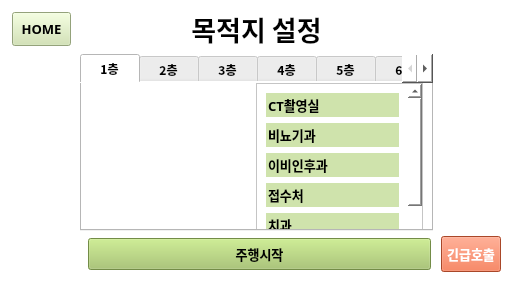
Qt form untitled1.ui (CSeJin/project-deguli) before a commit.
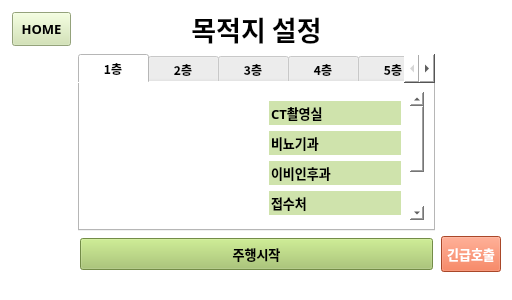
The same form after that commit. The open tabs and pages were chosen to show the change. Icons and pictures are not drawn.

What changed in the file:
```diff
--- a/untitled1.ui
+++ b/untitled1.ui
@@ -41,56 +41,16 @@
    </property>
    <layout class="QGridLayout" name="gridLayout_3">
     <item row="0" column="0">
-     <layout class="QGridLayout" name="gridLayout" rowstretch="0,0,5,0,0,0" columnstretch="0,0,5,0,0,0">
+     <layout class="QGridLayout" name="gridLayout" rowstretch="0,0,5,0,0,0" columnstretch="0,0,5,0">
       <property name="sizeConstraint">
        <enum>QLayout::SetDefaultConstraint</enum>
       </property>
+      <property name="horizontalSpacing">
+       <number>4</number>
+      </property>
       <property name="verticalSpacing">
        <number>5</number>
       </property>
-      <item row="3" column="2">
-       <widget class="QPushButton" name="btn_start">
-        <property name="sizePolicy">
-         <sizepolicy hsizetype="Expanding" vsizetype="Expanding">
-          <horstretch>0</horstretch>
-          <verstretch>0</verstretch>
-         </sizepolicy>
-        </property>
-        <property name="font">
-         <font>
-          <family>Malgun Gothic</family>
-          <pointsize>10</pointsize>
-          <weight>75</weight>
-          <bold>true</bold>
-         </font>
-        </property>
-        <property name="styleSheet">
-         <string notr="true">background-color: #a1c464;
-margin: 2px;
-padding: 5px;</string>
-        </property>
-        <property name="text">
-         <string>주행시작</string>
-        </property>
-       </widget>
-      </item>
-      <item row="5" column="2">
-       <widget class="QLabel" name="label_2">
-        <property name="sizePolicy">
-         <sizepolicy hsizetype="Expanding" vsizetype="Expanding">
-          <horstretch>0</horstretch>
-          <verstretch>0</verstretch>
-         </sizepolicy>
-        </property>
-        <property name="styleSheet">
-         <string notr="true">color: white;
-</string>
-        </property>
-        <property name="text">
-         <string>TextLabel</string>
-        </property>
-       </widget>
-      </item>
       <item row="1" column="0">
        <widget class="QPushButton" name="btn_home">
         <property name="sizePolicy">
@@ -183,20 +143,17 @@
          <number>5</number>
         </property>
         <widget class="QWidget" name="tab_1f">
+         <property name="sizePolicy">
+          <sizepolicy hsizetype="Expanding" vsizetype="Expanding">
+           <horstretch>0</horstretch>
+           <verstretch>0</verstretch>
+          </sizepolicy>
+         </property>
          <attribute name="title">
-          <string>   1층   </string>
+          <string>     1층     </string>
          </attribute>
-         <widget class="QWidget" name="gridLayoutWidget_2">
-          <property name="geometry">
-           <rect>
-            <x>0</x>
-            <y>0</y>
-            <width>341</width>
-            <height>161</height>
-           </rect>
-          </property>
-          <layout class="QGridLayout" name="tab1_contents" columnstretch="0,1,1,0">
-           <item row="0" column="1">
+         <layout class="QGridLayout" name="gridLayout_2">
+          <item row="0" column="0">
             <widget class="QLabel" name="map_1f">
              <property name="sizePolicy">
               <sizepolicy hsizetype="Expanding" vsizetype="Expanding">
@@ -212,8 +169,11 @@
              </property>
             </widget>
            </item>
-           <item row="0" column="2" colspan="2">
+          <item row="0" column="1">
             <widget class="QScrollArea" name="scrollArea">
+            <property name="styleSheet">
+             <string notr="true">border: none;</string>
+            </property>
              <property name="widgetResizable">
               <bool>true</bool>
              </property>
@@ -221,11 +181,17 @@
               <property name="geometry">
                <rect>
                 <x>0</x>
-                <y>-23</y>
-                <width>151</width>
+               <y>0</y>
+               <width>146</width>
                 <height>180</height>
                </rect>
               </property>
+             <property name="sizePolicy">
+              <sizepolicy hsizetype="Expanding" vsizetype="Expanding">
+               <horstretch>0</horstretch>
+               <verstretch>0</verstretch>
+              </sizepolicy>
+             </property>
               <layout class="QVBoxLayout" name="verticalLayout">
                <item>
                 <widget class="QPushButton" name="btn1_1f">
@@ -395,22 +361,18 @@
            </item>
           </layout>
          </widget>
-        </widget>
         <widget class="QWidget" name="tab_2f">
+         <property name="sizePolicy">
+          <sizepolicy hsizetype="Expanding" vsizetype="Expanding">
+           <horstretch>0</horstretch>
+           <verstretch>0</verstretch>
+          </sizepolicy>
+         </property>
          <attribute name="title">
-          <string>   2층   </string>
+          <string>     2층     </string>
          </attribute>
-         <widget class="QWidget" name="gridLayoutWidget_3">
-          <property name="geometry">
-           <rect>
-            <x>0</x>
-            <y>0</y>
-            <width>341</width>
-            <height>161</height>
-           </rect>
-          </property>
-          <layout class="QGridLayout" name="tab2_contents" columnstretch="0,1,1,0">
-           <item row="0" column="1">
+         <layout class="QGridLayout" name="gridLayout_4">
+          <item row="0" column="0">
             <widget class="QLabel" name="map_2f">
              <property name="sizePolicy">
               <sizepolicy hsizetype="Expanding" vsizetype="Expanding">
@@ -426,8 +388,11 @@
              </property>
             </widget>
            </item>
-           <item row="0" column="2" colspan="2">
+          <item row="0" column="1">
             <widget class="QScrollArea" name="scrollArea_2">
+            <property name="styleSheet">
+             <string notr="true">border:none;</string>
+            </property>
              <property name="widgetResizable">
               <bool>true</bool>
              </property>
@@ -435,11 +400,17 @@
               <property name="geometry">
                <rect>
                 <x>0</x>
-                <y>-23</y>
-                <width>151</width>
+               <y>0</y>
+               <width>146</width>
                 <height>180</height>
                </rect>
               </property>
+             <property name="sizePolicy">
+              <sizepolicy hsizetype="Expanding" vsizetype="Expanding">
+               <horstretch>0</horstretch>
+               <verstretch>0</verstretch>
+              </sizepolicy>
+             </property>
               <layout class="QVBoxLayout" name="verticalLayout_2">
                <item>
                 <widget class="QPushButton" name="btn1_2f">
@@ -609,22 +580,12 @@
            </item>
           </layout>
          </widget>
-        </widget>
         <widget class="QWidget" name="tab_3f">
          <attribute name="title">
-          <string>   3층   </string>
+          <string>     3층     </string>
          </attribute>
-         <widget class="QWidget" name="gridLayoutWidget_4">
-          <property name="geometry">
-           <rect>
-            <x>0</x>
-            <y>0</y>
-            <width>341</width>
-            <height>161</height>
-           </rect>
-          </property>
-          <layout class="QGridLayout" name="tab3_contents" columnstretch="0,1,1,0">
-           <item row="0" column="1">
+         <layout class="QGridLayout" name="gridLayout_5">
+          <item row="0" column="0">
             <widget class="QLabel" name="map_3f">
              <property name="sizePolicy">
               <sizepolicy hsizetype="Expanding" vsizetype="Expanding">
@@ -640,8 +601,11 @@
              </property>
             </widget>
            </item>
-           <item row="0" column="2" colspan="2">
+          <item row="0" column="1">
             <widget class="QScrollArea" name="scrollArea_3">
+            <property name="styleSheet">
+             <string notr="true">border:none;</string>
+            </property>
              <property name="widgetResizable">
               <bool>true</bool>
              </property>
@@ -649,8 +613,8 @@
               <property name="geometry">
                <rect>
                 <x>0</x>
-                <y>-23</y>
-                <width>151</width>
+               <y>0</y>
+               <width>146</width>
                 <height>180</height>
                </rect>
               </property>
@@ -823,22 +787,12 @@
            </item>
           </layout>
          </widget>
-        </widget>
         <widget class="QWidget" name="tab_4f">
          <attribute name="title">
-          <string>   4층   </string>
+          <string>     4층     </string>
          </attribute>
-         <widget class="QWidget" name="gridLayoutWidget_5">
-          <property name="geometry">
-           <rect>
-            <x>0</x>
-            <y>0</y>
-            <width>341</width>
-            <height>161</height>
-           </rect>
-          </property>
-          <layout class="QGridLayout" name="tab4_contents" columnstretch="0,1,1,0">
-           <item row="0" column="1">
+         <layout class="QGridLayout" name="gridLayout_6">
+          <item row="0" column="0">
             <widget class="QLabel" name="map_4f">
              <property name="sizePolicy">
               <sizepolicy hsizetype="Expanding" vsizetype="Expanding">
@@ -854,8 +808,11 @@
              </property>
             </widget>
            </item>
-           <item row="0" column="2" colspan="2">
+          <item row="0" column="1">
             <widget class="QScrollArea" name="scrollArea_4">
+            <property name="styleSheet">
+             <string notr="true">border:none;</string>
+            </property>
              <property name="widgetResizable">
               <bool>true</bool>
              </property>
@@ -863,8 +820,8 @@
               <property name="geometry">
                <rect>
                 <x>0</x>
-                <y>-23</y>
-                <width>151</width>
+               <y>0</y>
+               <width>146</width>
                 <height>180</height>
                </rect>
               </property>
@@ -1037,22 +994,12 @@
            </item>
           </layout>
          </widget>
-        </widget>
         <widget class="QWidget" name="tab_5f">
          <attribute name="title">
-          <string>   5층   </string>
+          <string>     5층     </string>
          </attribute>
-         <widget class="QWidget" name="gridLayoutWidget_6">
-          <property name="geometry">
-           <rect>
-            <x>0</x>
-            <y>0</y>
-            <width>341</width>
-            <height>161</height>
-           </rect>
-          </property>
-          <layout class="QGridLayout" name="tab5_contents" columnstretch="0,1,1,0">
-           <item row="0" column="1">
+         <layout class="QGridLayout" name="gridLayout_7">
+          <item row="0" column="0">
             <widget class="QLabel" name="map_5f">
              <property name="sizePolicy">
               <sizepolicy hsizetype="Expanding" vsizetype="Expanding">
@@ -1061,15 +1008,18 @@
               </sizepolicy>
              </property>
              <property name="styleSheet">
-              <string notr="true">background: url(:/assets/assets/map_2f.jpg)</string>
+             <string notr="true">background: url(:/assets/assets/map_5f.jpg)</string>
              </property>
              <property name="text">
               <string/>
              </property>
             </widget>
            </item>
-           <item row="0" column="2" colspan="2">
+          <item row="0" column="1">
             <widget class="QScrollArea" name="scrollArea_5">
+            <property name="styleSheet">
+             <string notr="true">border:none;</string>
+            </property>
              <property name="widgetResizable">
               <bool>true</bool>
              </property>
@@ -1077,8 +1027,8 @@
               <property name="geometry">
                <rect>
                 <x>0</x>
-                <y>-23</y>
-                <width>151</width>
+               <y>0</y>
+               <width>146</width>
                 <height>180</height>
                </rect>
               </property>
@@ -1251,22 +1201,12 @@
            </item>
           </layout>
          </widget>
-        </widget>
         <widget class="QWidget" name="tab_6f">
          <attribute name="title">
-          <string>   6층   </string>
+          <string>     6층     </string>
          </attribute>
-         <widget class="QWidget" name="gridLayoutWidget_7">
-          <property name="geometry">
-           <rect>
-            <x>0</x>
-            <y>0</y>
-            <width>341</width>
-            <height>161</height>
-           </rect>
-          </property>
-          <layout class="QGridLayout" name="tab6_contents" columnstretch="0,1,1,0">
-           <item row="0" column="1">
+         <layout class="QGridLayout" name="gridLayout_8">
+          <item row="0" column="0">
             <widget class="QLabel" name="map_6f">
              <property name="sizePolicy">
               <sizepolicy hsizetype="Expanding" vsizetype="Expanding">
@@ -1275,15 +1215,18 @@
               </sizepolicy>
              </property>
              <property name="styleSheet">
-              <string notr="true">background: url(:/assets/assets/map_2f.jpg)</string>
+             <string notr="true">background: url(:/assets/assets/map_6f.jpg)</string>
              </property>
              <property name="text">
               <string/>
              </property>
             </widget>
            </item>
-           <item row="0" column="2" colspan="2">
+          <item row="0" column="1">
             <widget class="QScrollArea" name="scrollArea_6">
+            <property name="styleSheet">
+             <string notr="true">border:none;</string>
+            </property>
              <property name="widgetResizable">
               <bool>true</bool>
              </property>
@@ -1291,8 +1234,8 @@
               <property name="geometry">
                <rect>
                 <x>0</x>
-                <y>-23</y>
-                <width>151</width>
+               <y>0</y>
+               <width>146</width>
                 <height>180</height>
                </rect>
               </property>
@@ -1466,7 +1409,6 @@
           </layout>
          </widget>
         </widget>
-       </widget>
       </item>
       <item row="1" column="1" colspan="2">
        <widget class="QLabel" name="title">
@@ -1492,6 +1434,49 @@
         </property>
        </widget>
       </item>
+      <item row="3" column="1" colspan="2">
+       <widget class="QPushButton" name="btn_start">
+        <property name="sizePolicy">
+         <sizepolicy hsizetype="Expanding" vsizetype="Expanding">
+          <horstretch>0</horstretch>
+          <verstretch>0</verstretch>
+         </sizepolicy>
+        </property>
+        <property name="font">
+         <font>
+          <family>Malgun Gothic</family>
+          <pointsize>10</pointsize>
+          <weight>75</weight>
+          <bold>true</bold>
+         </font>
+        </property>
+        <property name="styleSheet">
+         <string notr="true">background-color: #a1c464;
+margin: 2px;
+padding: 5px;</string>
+        </property>
+        <property name="text">
+         <string>주행시작</string>
+        </property>
+       </widget>
+      </item>
+      <item row="5" column="1" colspan="2">
+       <widget class="QLabel" name="label_2">
+        <property name="sizePolicy">
+         <sizepolicy hsizetype="Expanding" vsizetype="Expanding">
+          <horstretch>0</horstretch>
+          <verstretch>0</verstretch>
+         </sizepolicy>
+        </property>
+        <property name="styleSheet">
+         <string notr="true">color: white;
+</string>
+        </property>
+        <property name="text">
+         <string>TextLabel</string>
+        </property>
+       </widget>
+      </item>
      </layout>
     </item>
    </layout>
```
Lines whose indentation alone changed are shown as unchanged.
